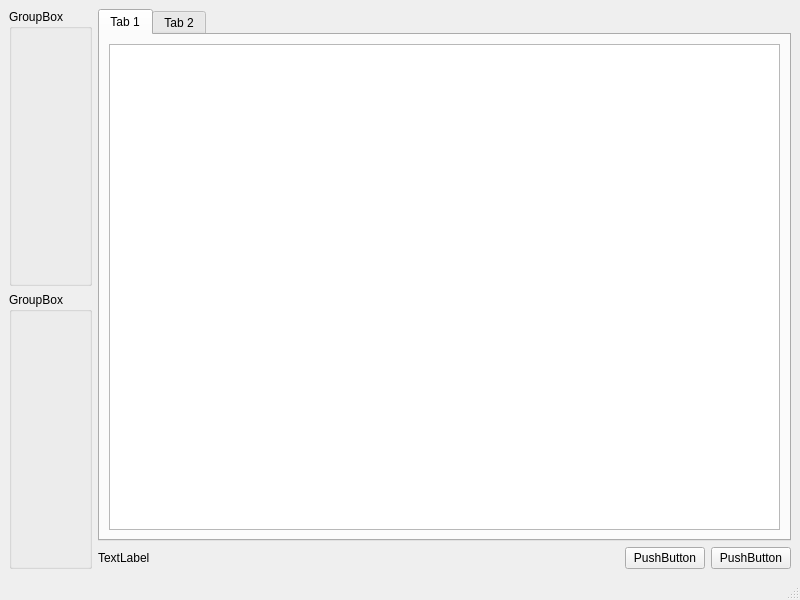
This is src/main/resources/base/window.ui in redbug312/ntuoc13-interview-scheduler as Qt 5 draws it before an edit. The edited form follows.
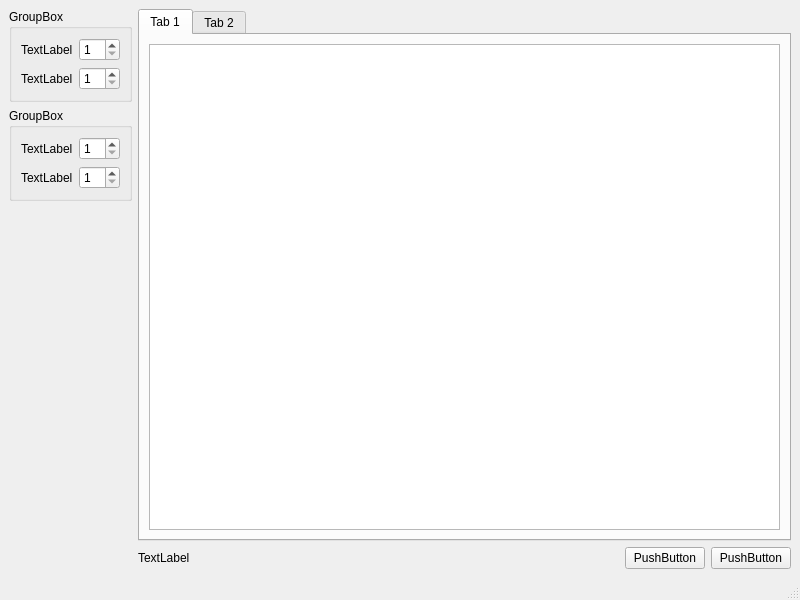
This is the edited form.

Commit message: Rename interface module names

What changed in the file:
```diff
--- a/src/main/resources/base/window.ui
+++ b/src/main/resources/base/window.ui
@@ -22,6 +22,40 @@
         <property name="title">
          <string>GroupBox</string>
         </property>
+        <layout class="QVBoxLayout" name="verticalLayout_3">
+         <item>
+          <layout class="QGridLayout" name="gridLayout">
+           <item row="0" column="0">
+            <widget class="QLabel" name="intvwLabel">
+             <property name="text">
+              <string>TextLabel</string>
+             </property>
+            </widget>
+           </item>
+           <item row="1" column="0">
+            <widget class="QLabel" name="tmsltLabel">
+             <property name="text">
+              <string>TextLabel</string>
+             </property>
+            </widget>
+           </item>
+           <item row="0" column="1">
+            <widget class="QSpinBox" name="intvwSpinbox">
+             <property name="minimum">
+              <number>1</number>
+             </property>
+            </widget>
+           </item>
+           <item row="1" column="1">
+            <widget class="QSpinBox" name="tmsltSpinbox">
+             <property name="minimum">
+              <number>1</number>
+             </property>
+            </widget>
+           </item>
+          </layout>
+         </item>
+        </layout>
        </widget>
       </item>
       <item>
@@ -29,8 +63,55 @@
         <property name="title">
          <string>GroupBox</string>
         </property>
+        <layout class="QHBoxLayout" name="horizontalLayout_4">
+         <item>
+          <layout class="QGridLayout" name="gridLayout_2">
+           <item row="0" column="0">
+            <widget class="QLabel" name="startRowLabel">
+             <property name="text">
+              <string>TextLabel</string>
+             </property>
+            </widget>
+           </item>
+           <item row="1" column="0">
+            <widget class="QLabel" name="endRowLabel">
+             <property name="text">
+              <string>TextLabel</string>
+             </property>
+            </widget>
+           </item>
+           <item row="0" column="1">
+            <widget class="QSpinBox" name="startRowSpinbox">
+             <property name="minimum">
+              <number>1</number>
+             </property>
+            </widget>
+           </item>
+           <item row="1" column="1">
+            <widget class="QSpinBox" name="endRowSpinbox">
+             <property name="minimum">
+              <number>1</number>
+             </property>
+            </widget>
+           </item>
+          </layout>
+         </item>
+        </layout>
        </widget>
       </item>
+      <item>
+       <spacer name="verticalSpacer">
+        <property name="orientation">
+         <enum>Qt::Vertical</enum>
+        </property>
+        <property name="sizeHint" stdset="0">
+         <size>
+          <width>20</width>
+          <height>40</height>
+         </size>
+        </property>
+       </spacer>
+      </item>
      </layout>
     </item>
     <item>
@@ -43,7 +124,7 @@
          </attribute>
          <layout class="QHBoxLayout" name="horizontalLayout_3">
           <item>
-           <widget class="QTableView" name="tableView"/>
+           <widget class="QTableWidget" name="inputTableWidget"/>
           </item>
          </layout>
         </widget>
```
Left out of the diff: 6 changed lines with no effect on the pictures. The commit also changes 2 other files.
